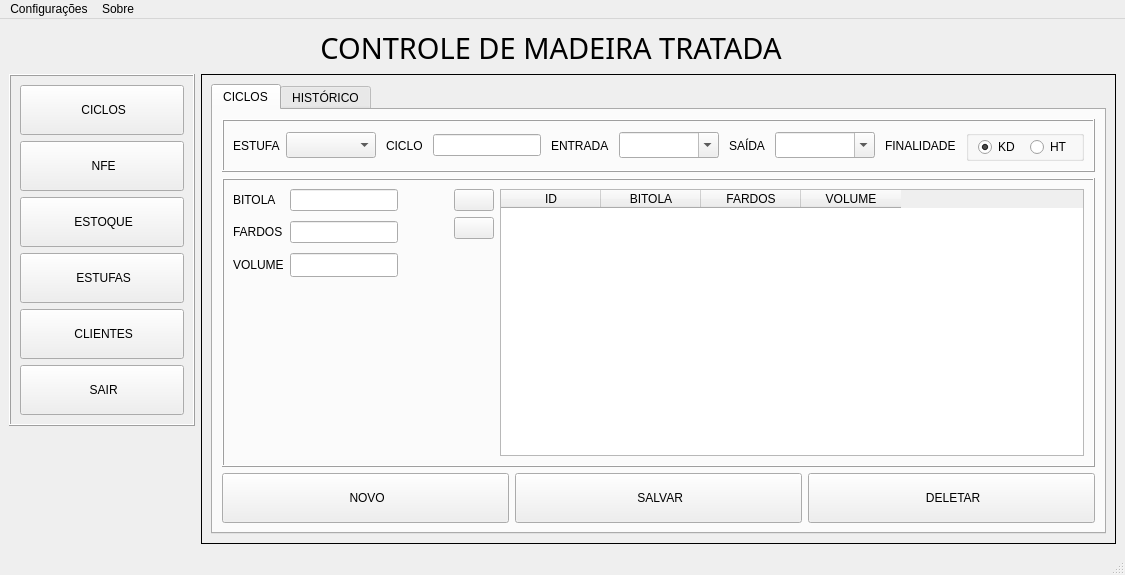
First picture: the form in ui/MainWindow.ui, repository Paulo1402/Controle-de-Estoque, before the edit.
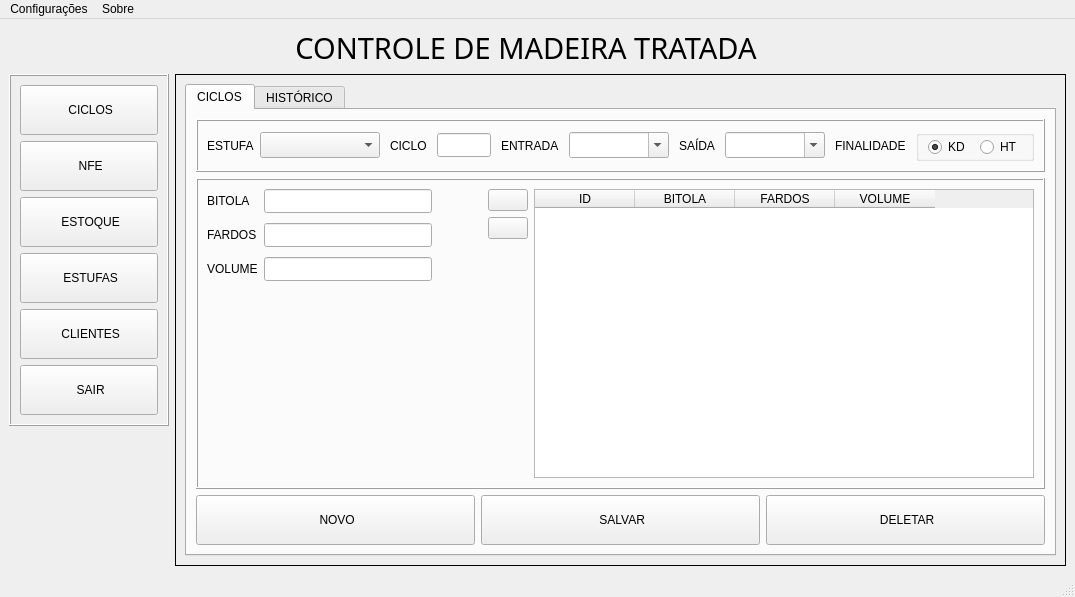
Second picture: the form after the edit. The open tabs and pages were chosen to show the change. Icons and pictures are not drawn. Custom widgets are drawn as their Qt base class.

What changed in the file:
```diff
--- a/ui/MainWindow.ui
+++ b/ui/MainWindow.ui
@@ -6,8 +6,8 @@
    <rect>
     <x>0</x>
     <y>0</y>
-    <width>1125</width>
-    <height>575</height>
+    <width>1075</width>
+    <height>597</height>
    </rect>
   </property>
   <property name="windowTitle">
@@ -216,7 +216,7 @@
               <property name="frameShadow">
                <enum>QFrame::Raised</enum>
               </property>
-              <layout class="QHBoxLayout" name="horizontalLayout_37">
+              <layout class="QHBoxLayout" name="horizontalLayout_37" stretch="1,1,1,1,0">
                <property name="spacing">
                 <number>10</number>
                </property>
@@ -241,14 +241,14 @@
                  <item>
                   <widget class="QComboBox" name="cb_kiln_cycle">
                    <property name="sizePolicy">
-                    <sizepolicy hsizetype="Minimum" vsizetype="Fixed">
+                    <sizepolicy hsizetype="Expanding" vsizetype="Fixed">
                      <horstretch>0</horstretch>
                      <verstretch>0</verstretch>
                     </sizepolicy>
                    </property>
                    <property name="minimumSize">
                     <size>
-                     <width>90</width>
+                     <width>120</width>
                      <height>26</height>
                     </size>
                    </property>
@@ -258,6 +258,9 @@
                </item>
                <item>
                 <layout class="QHBoxLayout" name="horizontalLayout_5">
+                 <property name="sizeConstraint">
+                  <enum>QLayout::SetDefaultConstraint</enum>
+                 </property>
                  <property name="rightMargin">
                   <number>0</number>
                  </property>
@@ -272,12 +275,28 @@
                   </widget>
                  </item>
                  <item>
-                  <widget class="QLineEdit" name="txt_cycle_cycle"/>
+                  <widget class="QLineEdit" name="txt_cycle_cycle">
+                   <property name="sizePolicy">
+                    <sizepolicy hsizetype="Expanding" vsizetype="Fixed">
+                     <horstretch>1</horstretch>
+                     <verstretch>0</verstretch>
+                    </sizepolicy>
+                   </property>
+                   <property name="minimumSize">
+                    <size>
+                     <width>0</width>
+                     <height>24</height>
+                    </size>
+                   </property>
+                  </widget>
                  </item>
                 </layout>
                </item>
                <item>
-                <layout class="QHBoxLayout" name="horizontalLayout_9">
+                <layout class="QHBoxLayout" name="horizontalLayout_9" stretch="0,1">
+                 <property name="sizeConstraint">
+                  <enum>QLayout::SetDefaultConstraint</enum>
+                 </property>
                  <property name="rightMargin">
                   <number>0</number>
                  </property>
@@ -293,12 +312,30 @@
                  </item>
                  <item>
                   <widget class="CustomComboBox" name="cb_entry_date_cycle">
+                   <property name="sizePolicy">
+                    <sizepolicy hsizetype="MinimumExpanding" vsizetype="Fixed">
+                     <horstretch>1</horstretch>
+                     <verstretch>0</verstretch>
+                    </sizepolicy>
+                   </property>
                    <property name="minimumSize">
                     <size>
                      <width>100</width>
                      <height>26</height>
                     </size>
                    </property>
+                   <property name="maximumSize">
+                    <size>
+                     <width>16777215</width>
+                     <height>16777215</height>
+                    </size>
+                   </property>
+                   <property name="baseSize">
+                    <size>
+                     <width>0</width>
+                     <height>0</height>
+                    </size>
+                   </property>
                    <property name="editable">
                     <bool>true</bool>
                    </property>
@@ -313,7 +350,7 @@
                 </layout>
                </item>
                <item>
-                <layout class="QHBoxLayout" name="horizontalLayout_10">
+                <layout class="QHBoxLayout" name="horizontalLayout_10" stretch="0,1">
                  <property name="rightMargin">
                   <number>0</number>
                  </property>
@@ -329,12 +366,30 @@
                  </item>
                  <item>
                   <widget class="CustomComboBox" name="cb_exit_date_cycle">
+                   <property name="sizePolicy">
+                    <sizepolicy hsizetype="MinimumExpanding" vsizetype="Fixed">
+                     <horstretch>1</horstretch>
+                     <verstretch>0</verstretch>
+                    </sizepolicy>
+                   </property>
                    <property name="minimumSize">
                     <size>
                      <width>100</width>
                      <height>26</height>
                     </size>
                    </property>
+                   <property name="maximumSize">
+                    <size>
+                     <width>16777215</width>
+                     <height>16777215</height>
+                    </size>
+                   </property>
+                   <property name="baseSize">
+                    <size>
+                     <width>0</width>
+                     <height>0</height>
+                    </size>
+                   </property>
                    <property name="editable">
                     <bool>true</bool>
                    </property>
@@ -366,7 +421,7 @@
                  <item>
                   <widget class="QGroupBox" name="groupBox">
                    <property name="sizePolicy">
-                    <sizepolicy hsizetype="Preferred" vsizetype="Fixed">
+                    <sizepolicy hsizetype="Expanding" vsizetype="Fixed">
                      <horstretch>0</horstretch>
                      <verstretch>0</verstretch>
                     </sizepolicy>
@@ -374,7 +429,7 @@
                    <property name="minimumSize">
                     <size>
                      <width>0</width>
-                     <height>26</height>
+                     <height>0</height>
                     </size>
                    </property>
                    <property name="title">
@@ -438,7 +493,7 @@
               <property name="frameShadow">
                <enum>QFrame::Raised</enum>
               </property>
-              <layout class="QHBoxLayout" name="horizontalLayout_16">
+              <layout class="QHBoxLayout" name="horizontalLayout_16" stretch="1,0,1">
                <item>
                 <layout class="QGridLayout" name="gridLayout_12">
                  <property name="sizeConstraint">
@@ -495,7 +550,7 @@
                  <item row="2" column="1">
                   <widget class="QLineEdit" name="txt_volume_cycle">
                    <property name="sizePolicy">
-                    <sizepolicy hsizetype="Preferred" vsizetype="Fixed">
+                    <sizepolicy hsizetype="Expanding" vsizetype="Fixed">
                      <horstretch>0</horstretch>
                      <verstretch>0</verstretch>
                     </sizepolicy>
@@ -508,7 +563,7 @@
                    </property>
                    <property name="maximumSize">
                     <size>
-                     <width>16777215</width>
+                     <width>250</width>
                      <height>16777215</height>
                     </size>
                    </property>
@@ -551,14 +606,20 @@
                  <item row="1" column="1">
                   <widget class="QLineEdit" name="txt_packs_cycle">
                    <property name="sizePolicy">
-                    <sizepolicy hsizetype="Preferred" vsizetype="Fixed">
+                    <sizepolicy hsizetype="Expanding" vsizetype="Fixed">
                      <horstretch>0</horstretch>
                      <verstretch>0</verstretch>
                     </sizepolicy>
                    </property>
+                   <property name="minimumSize">
+                    <size>
+                     <width>0</width>
+                     <height>24</height>
+                    </size>
+                   </property>
                    <property name="maximumSize">
                     <size>
-                     <width>16777215</width>
+                     <width>250</width>
                      <height>16777215</height>
                     </size>
                    </property>
@@ -567,14 +628,20 @@
                  <item row="0" column="1">
                   <widget class="QLineEdit" name="txt_bitola_cycle">
                    <property name="sizePolicy">
-                    <sizepolicy hsizetype="Preferred" vsizetype="Fixed">
+                    <sizepolicy hsizetype="Expanding" vsizetype="Fixed">
                      <horstretch>0</horstretch>
                      <verstretch>0</verstretch>
                     </sizepolicy>
                    </property>
+                   <property name="minimumSize">
+                    <size>
+                     <width>0</width>
+                     <height>24</height>
+                    </size>
+                   </property>
                    <property name="maximumSize">
                     <size>
-                     <width>16777215</width>
+                     <width>250</width>
                      <height>16777215</height>
                     </size>
                    </property>
@@ -679,10 +746,22 @@
                    <property name="sizePolicy">
                     <sizepolicy hsizetype="Expanding" vsizetype="Expanding">
                      <horstretch>1</horstretch>
-                     <verstretch>0</verstretch>
+                     <verstretch>1</verstretch>
                     </sizepolicy>
                    </property>
                    <property name="minimumSize">
+                    <size>
+                     <width>500</width>
+                     <height>0</height>
+                    </size>
+                   </property>
+                   <property name="sizeIncrement">
+                    <size>
+                     <width>400</width>
+                     <height>0</height>
+                    </size>
+                   </property>
+                   <property name="baseSize">
                     <size>
                      <width>400</width>
                      <height>0</height>
@@ -3275,7 +3354,7 @@
     <rect>
      <x>0</x>
      <y>0</y>
-     <width>1125</width>
+     <width>1075</width>
      <height>29</height>
     </rect>
    </property>
@@ -3409,6 +3488,12 @@
    <extends>QTableWidget</extends>
    <header location="global">utils.widget</header>
   </customwidget>
+  <customwidget>
+   <class>CustomStackedWidget</class>
+   <extends>QStackedWidget</extends>
+   <header location="global">utils.widget</header>
+   <container>1</container>
+  </customwidget>
  </customwidgets>
  <tabstops>
   <tabstop>bt_cycle_menu</tabstop>
```
Left out of the diff: 356 changed lines with no effect on the pictures.
